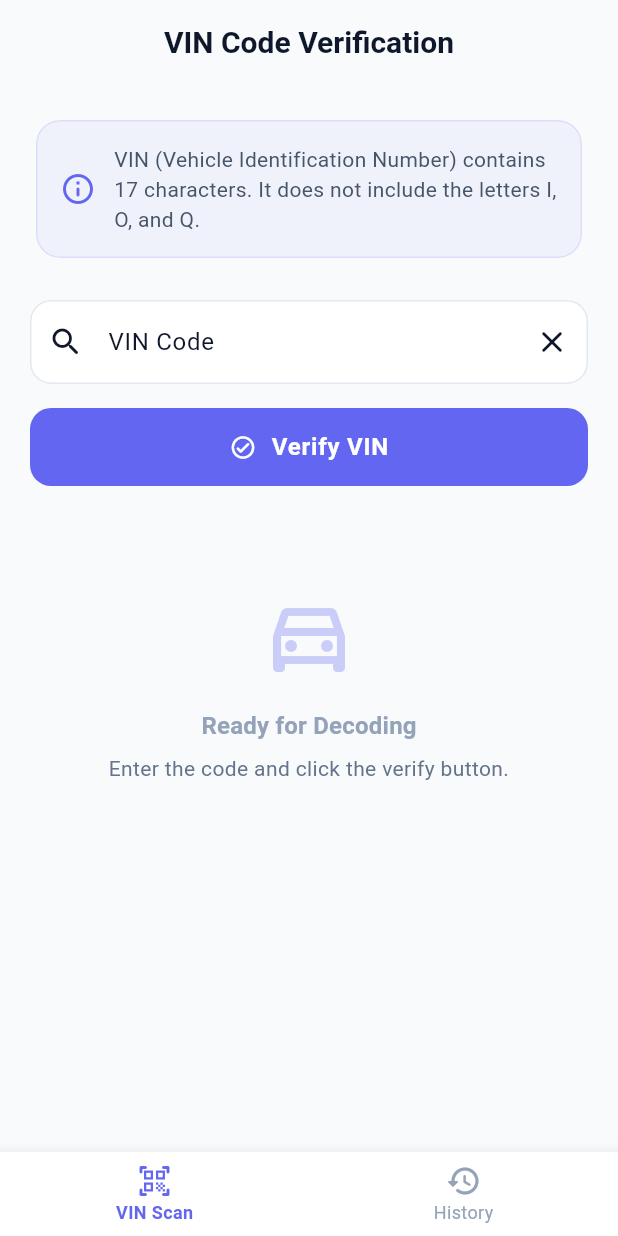
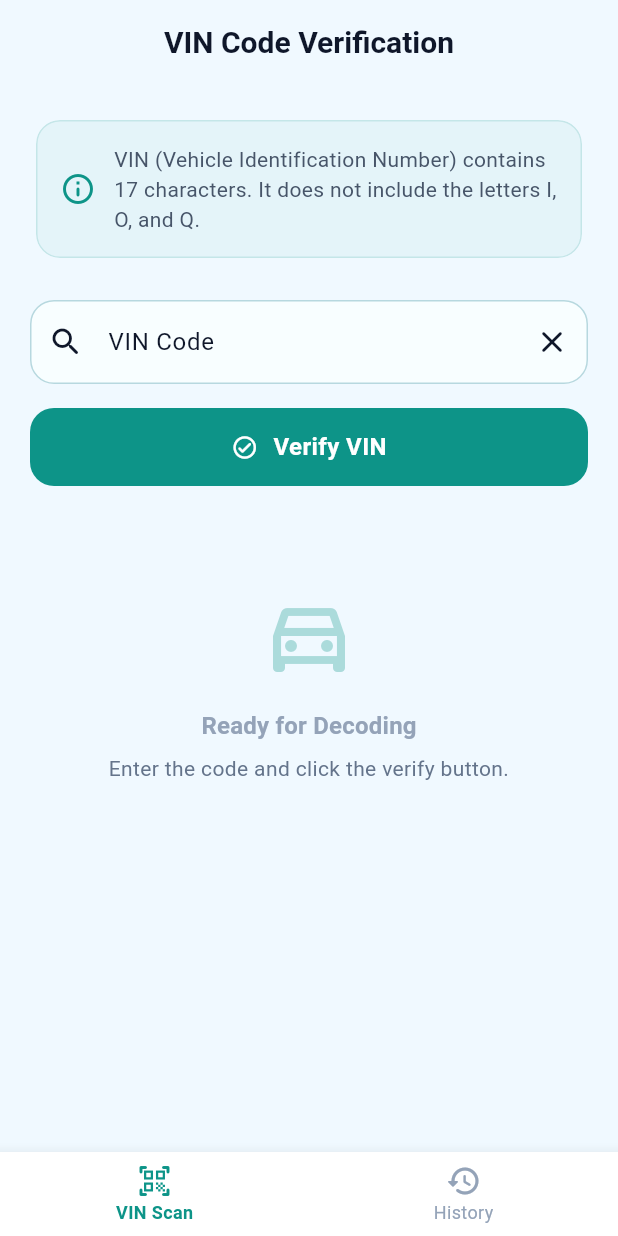
Before and after one commit to int21hi/VinChecker, a Flutter app: the screen it shows after launch, on a phone screen of 412 x 824 dp. Run offline on Flutter 3.47's test engine with Material 3 defaults, Android fonts, the phone set to English and light mode, and no system bars; our stand-ins replace dio, flutter_bloc, freezed_annotation, hive_flutter, pdf, printing; accounts and stored records are empty.

Commit message:
Change app color theme

```diff
--- a/lib/core/theme/app_theme.dart
+++ b/lib/core/theme/app_theme.dart
@@ -1,23 +1,23 @@
 import 'package:flutter/material.dart';
 
 class AppTheme {
-  // Brand colors
-  static const Color primaryColor = Color(0xFF6366F1); // Indigo
-  static const Color primaryDarkColor = Color(0xFF4F46E5);
-  static const Color secondaryColor = Color(0xFFEC4899); // Pink/Rose
-  static const Color accentColor = Color(0xFF8B5CF6); // Violet
+  // Brand colors derived from the logo palette
+  static const Color primaryColor = Color(0xFF0D9488); // Teal/Green
+  static const Color primaryDarkColor = Color(0xFF064E3B); // Deep teal
+  static const Color secondaryColor = Color(0xFFFACC15); // Yellow accent
+  static const Color accentColor = Color(0xFF22C55E); // Bright green
 
   // Light Mode Colors
-  static const Color lightBackground = Color(0xFFF8FAFC); // Slate 50
+  static const Color lightBackground = Color(0xFFF0F9FF); // Pale cyan
   static const Color lightSurface = Colors.white;
-  static const Color lightTextPrimary = Color(0xFF0F172A); // Slate 900
-  static const Color lightTextSecondary = Color(0xFF475569); // Slate 600
+  static const Color lightTextPrimary = Color(0xFF0F172A); // Dark slate
+  static const Color lightTextSecondary = Color(0xFF475569); // Muted slate
 
   // Dark Mode Colors
-  static const Color darkBackground = Color(0xFF0F172A); // Slate 900
-  static const Color darkSurface = Color(0xFF1E293B); // Slate 800
-  static const Color darkTextPrimary = Color(0xFFF8FAFC); // Slate 50
-  static const Color darkTextSecondary = Color(0xFF94A3B8); // Slate 400
+  static const Color darkBackground = Color(0xFF071E26); // Very dark teal-blue
+  static const Color darkSurface = Color(0xFF112B38); // Dark slate teal
+  static const Color darkTextPrimary = Color(0xFFE2F8F3); // Light mint
+  static const Color darkTextSecondary = Color(0xFF94A3B8); // Muted blue-gray
 
   static ThemeData get lightTheme {
     return ThemeData(
@@ -26,7 +26,10 @@ class AppTheme {
         primary: primaryColor,
         secondary: secondaryColor,
         surface: lightSurface,
+        background: lightBackground,
         onSurface: lightTextPrimary,
+        onPrimary: Colors.white,
+        onSecondary: Colors.black,
         error: Colors.redAccent,
       ),
       scaffoldBackgroundColor: lightBackground,
@@ -34,34 +37,37 @@ class AppTheme {
         color: lightSurface,
         elevation: 2,
         shadowColor: Colors.black.withOpacity(0.05),
-        shape: RoundedRectangleBorder(borderRadius: BorderRadius.circular(16)),
+        shape: RoundedRectangleBorder(borderRadius: BorderRadius.circular(18)),
         clipBehavior: Clip.antiAlias,
       ),
       inputDecorationTheme: InputDecorationTheme(
         filled: true,
-        fillColor: Colors.white,
-        contentPadding: const EdgeInsets.symmetric(horizontal: 20, vertical: 16),
+        fillColor: const Color(0xFFF8FEFF),
+        contentPadding: const EdgeInsets.symmetric(
+          horizontal: 20,
+          vertical: 16,
+        ),
         border: OutlineInputBorder(
-          borderRadius: BorderRadius.circular(14),
-          borderSide: const BorderSide(color: Color(0xFFE2E8F0)),
+          borderRadius: BorderRadius.circular(16),
+          borderSide: const BorderSide(color: Color(0xFFB7D8DF)),
         ),
         enabledBorder: OutlineInputBorder(
-          borderRadius: BorderRadius.circular(14),
-          borderSide: const BorderSide(color: Color(0xFFE2E8F0)),
+          borderRadius: BorderRadius.circular(16),
+          borderSide: const BorderSide(color: Color(0xFFB7D8DF)),
         ),
         focusedBorder: OutlineInputBorder(
-          borderRadius: BorderRadius.circular(14),
+          borderRadius: BorderRadius.circular(16),
           borderSide: const BorderSide(color: primaryColor, width: 2),
         ),
         errorBorder: OutlineInputBorder(
-          borderRadius: BorderRadius.circular(14),
+          borderRadius: BorderRadius.circular(16),
           borderSide: const BorderSide(color: Colors.redAccent),
         ),
         focusedErrorBorder: OutlineInputBorder(
-          borderRadius: BorderRadius.circular(14),
+          borderRadius: BorderRadius.circular(16),
           borderSide: const BorderSide(color: Colors.redAccent, width: 2),
         ),
-        hintStyle: const TextStyle(color: Color(0xFF94A3B8), fontSize: 15),
+        hintStyle: const TextStyle(color: Color(0xFF6B7280), fontSize: 15),
       ),
       elevatedButtonTheme: ElevatedButtonThemeData(
         style: ElevatedButton.styleFrom(
@@ -69,11 +75,13 @@ class AppTheme {
           foregroundColor: Colors.white,
           elevation: 0,
           padding: const EdgeInsets.symmetric(vertical: 16, horizontal: 24),
-          shape: RoundedRectangleBorder(borderRadius: BorderRadius.circular(14)),
+          shape: RoundedRectangleBorder(
+            borderRadius: BorderRadius.circular(16),
+          ),
           textStyle: const TextStyle(
             fontSize: 16,
-            fontWeight: FontWeight.w600,
-            letterSpacing: 0.5,
+            fontWeight: FontWeight.w700,
+            letterSpacing: 0.25,
           ),
         ),
       ),
@@ -81,7 +89,9 @@ class AppTheme {
         style: TextButton.styleFrom(
           foregroundColor: primaryColor,
           padding: const EdgeInsets.symmetric(vertical: 12, horizontal: 16),
-          shape: RoundedRectangleBorder(borderRadius: BorderRadius.circular(10)),
+          shape: RoundedRectangleBorder(
+            borderRadius: BorderRadius.circular(12),
+          ),
         ),
       ),
       appBarTheme: const AppBarTheme(
@@ -101,7 +111,10 @@ class AppTheme {
         unselectedItemColor: Color(0xFF94A3B8),
         elevation: 8,
         type: BottomNavigationBarType.fixed,
-        selectedLabelStyle: TextStyle(fontWeight: FontWeight.w600, fontSize: 12),
+        selectedLabelStyle: TextStyle(
+          fontWeight: FontWeight.w600,
+          fontSize: 12,
+        ),
         unselectedLabelStyle: TextStyle(fontSize: 12),
       ),
     );
@@ -114,7 +127,10 @@ class AppTheme {
         primary: primaryColor,
         secondary: secondaryColor,
         surface: darkSurface,
+        background: darkBackground,
         onSurface: darkTextPrimary,
+        onPrimary: Colors.white,
+        onSecondary: Colors.black,
         error: Colors.redAccent,
       ),
       scaffoldBackgroundColor: darkBackground,
@@ -122,56 +138,63 @@ class AppTheme {
         color: darkSurface,
         elevation: 0,
         shape: RoundedRectangleBorder(
-          borderRadius: BorderRadius.circular(16),
-          side: BorderSide(color: Colors.white.withOpacity(0.06)),
+          borderRadius: BorderRadius.circular(18),
+          side: BorderSide(color: Colors.white.withOpacity(0.08)),
         ),
         clipBehavior: Clip.antiAlias,
       ),
       inputDecorationTheme: InputDecorationTheme(
         filled: true,
-        fillColor: const Color(0xFF1E293B),
-        contentPadding: const EdgeInsets.symmetric(horizontal: 20, vertical: 16),
+        fillColor: const Color(0xFF142B35),
+        contentPadding: const EdgeInsets.symmetric(
+          horizontal: 20,
+          vertical: 16,
+        ),
         border: OutlineInputBorder(
-          borderRadius: BorderRadius.circular(14),
-          borderSide: BorderSide(color: Colors.white.withOpacity(0.08)),
+          borderRadius: BorderRadius.circular(16),
+          borderSide: BorderSide(color: Colors.white.withOpacity(0.10)),
         ),
         enabledBorder: OutlineInputBorder(
-          borderRadius: BorderRadius.circular(14),
-          borderSide: BorderSide(color: Colors.white.withOpacity(0.08)),
+          borderRadius: BorderRadius.circular(16),
+          borderSide: BorderSide(color: Colors.white.withOpacity(0.10)),
         ),
         focusedBorder: OutlineInputBorder(
-          borderRadius: BorderRadius.circular(14),
+          borderRadius: BorderRadius.circular(16),
           borderSide: const BorderSide(color: primaryColor, width: 2),
         ),
         errorBorder: OutlineInputBorder(
-          borderRadius: BorderRadius.circular(14),
+          borderRadius: BorderRadius.circular(16),
           borderSide: const BorderSide(color: Colors.redAccent),
         ),
         focusedErrorBorder: OutlineInputBorder(
-          borderRadius: BorderRadius.circular(14),
+          borderRadius: BorderRadius.circular(16),
           borderSide: const BorderSide(color: Colors.redAccent, width: 2),
         ),
-        hintStyle: const TextStyle(color: Color(0xFF64748B), fontSize: 15),
+        hintStyle: const TextStyle(color: Color(0xFF94A3B8), fontSize: 15),
       ),
       elevatedButtonTheme: ElevatedButtonThemeData(
         style: ElevatedButton.styleFrom(
-          backgroundColor: primaryColor,
+          backgroundColor: accentColor,
           foregroundColor: Colors.white,
           elevation: 0,
           padding: const EdgeInsets.symmetric(vertical: 16, horizontal: 24),
-          shape: RoundedRectangleBorder(borderRadius: BorderRadius.circular(14)),
+          shape: RoundedRectangleBorder(
+            borderRadius: BorderRadius.circular(16),
+          ),
           textStyle: const TextStyle(
             fontSize: 16,
-            fontWeight: FontWeight.w600,
-            letterSpacing: 0.5,
+            fontWeight: FontWeight.w700,
+            letterSpacing: 0.25,
           ),
         ),
       ),
       textButtonTheme: TextButtonThemeData(
         style: TextButton.styleFrom(
-          foregroundColor: primaryColor,
+          foregroundColor: accentColor,
           padding: const EdgeInsets.symmetric(vertical: 12, horizontal: 16),
-          shape: RoundedRectangleBorder(borderRadius: BorderRadius.circular(10)),
+          shape: RoundedRectangleBorder(
+            borderRadius: BorderRadius.circular(12),
+          ),
         ),
       ),
       appBarTheme: const AppBarTheme(
@@ -187,11 +210,14 @@ class AppTheme {
       ),
       bottomNavigationBarTheme: const BottomNavigationBarThemeData(
         backgroundColor: darkSurface,
-        selectedItemColor: primaryColor,
-        unselectedItemColor: Color(0xFF64748B),
+        selectedItemColor: accentColor,
+        unselectedItemColor: Color(0xFF94A3B8),
         elevation: 0,
         type: BottomNavigationBarType.fixed,
-        selectedLabelStyle: TextStyle(fontWeight: FontWeight.w600, fontSize: 12),
+        selectedLabelStyle: TextStyle(
+          fontWeight: FontWeight.w600,
+          fontSize: 12,
+        ),
         unselectedLabelStyle: TextStyle(fontSize: 12),
       ),
     );
```
Also changed, not shown: pubspec.yaml (+1 -62 lines), 1 other file.
